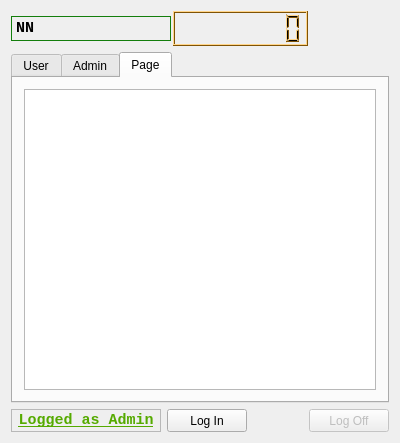
Before: the Qt Designer form timeguardgui/timeguard.ui in byebye/TimeGuard, drawn with Qt 5.
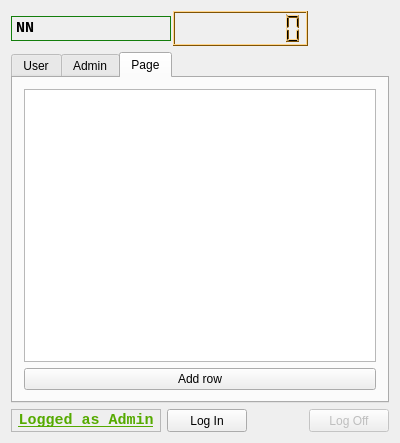
After: the same form once the commit is applied. Icons and pictures are not drawn. Custom widgets are drawn as their Qt base class.

```diff
--- a/timeguardgui/timeguard.ui
+++ b/timeguardgui/timeguard.ui
@@ -1361,6 +1361,13 @@
           </property>
          </widget>
         </item>
+        <item>
+         <widget class="QPushButton" name="addRowButton">
+          <property name="text">
+           <string>Add row</string>
+          </property>
+         </widget>
+        </item>
        </layout>
       </widget>
      </widget>
```
